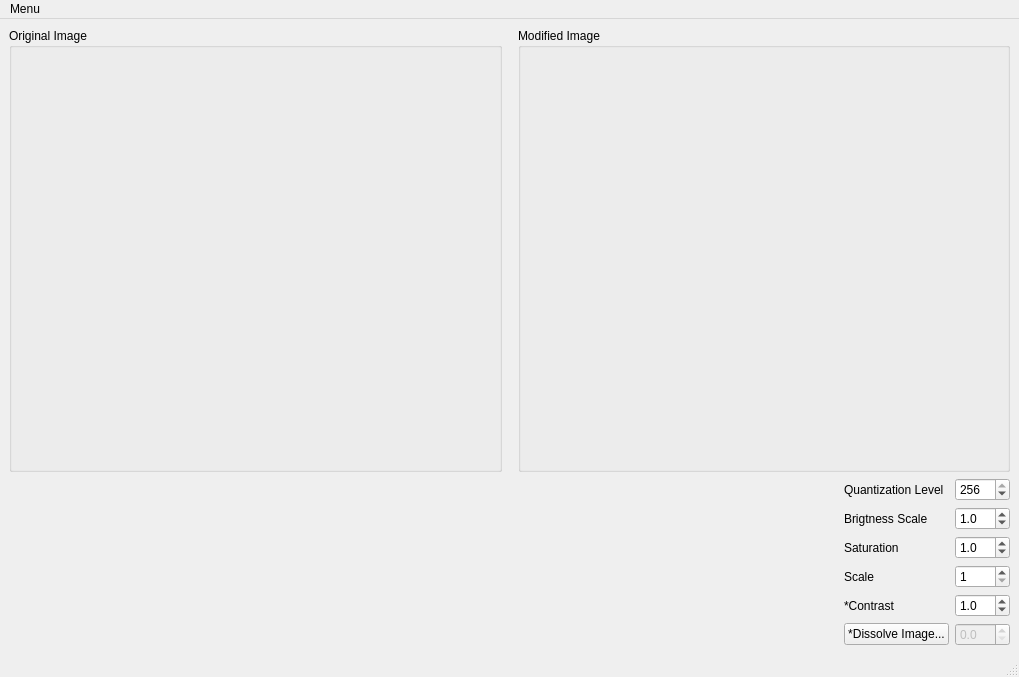
Above: a1/MainWindow.ui from yunuscanemre/cpsc453 before the change. Below: the same form after it.
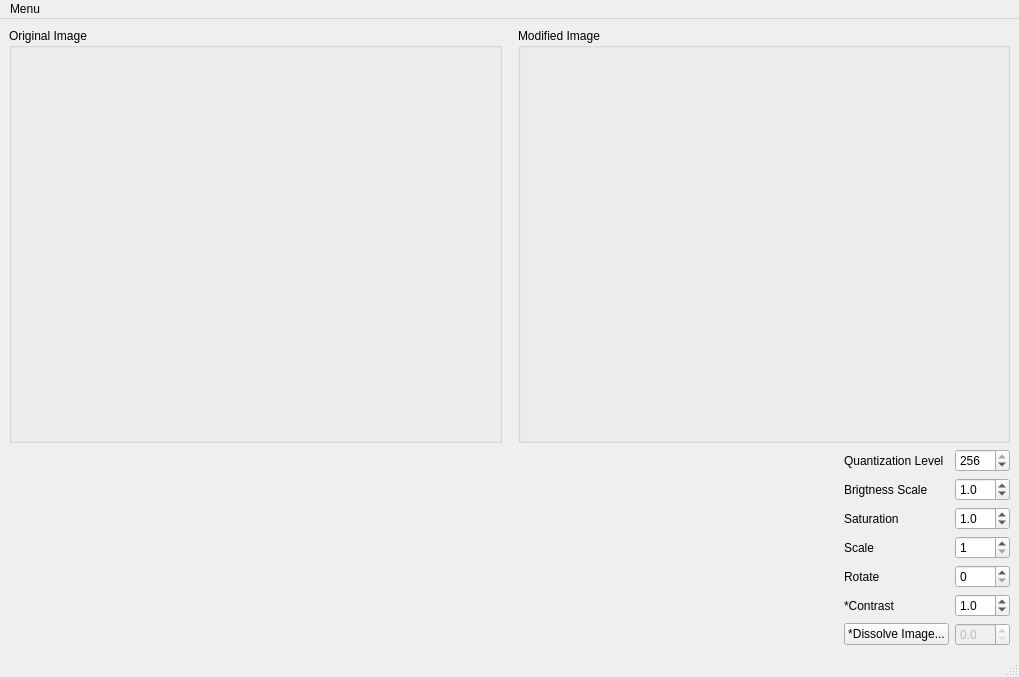
That is the form after the change.

Commit message: scale works(correctly?), rotation wip

Patch:
```diff
--- a/a1/MainWindow.ui
+++ b/a1/MainWindow.ui
@@ -52,9 +52,7 @@
         </property>
         <layout class="QVBoxLayout" name="verticalLayout_2">
          <item>
-          <widget class="QWidget" name="modImgContainerWidget" native="true">
-           <zorder></zorder>
-          </widget>
+          <widget class="QWidget" name="modImgContainerWidget" native="true"/>
          </item>
         </layout>
        </widget>
@@ -118,7 +116,7 @@
         </property>
        </widget>
       </item>
-      <item row="5" column="1">
+      <item row="6" column="1">
        <widget class="QPushButton" name="dissolveSelect">
         <property name="text">
          <string>*Dissolve Image...</string>
@@ -132,7 +130,7 @@
         </property>
        </widget>
       </item>
-      <item row="5" column="2">
+      <item row="6" column="2">
        <widget class="QDoubleSpinBox" name="dissolveEntry">
         <property name="enabled">
          <bool>false</bool>
@@ -151,14 +149,14 @@
         </property>
        </widget>
       </item>
-      <item row="4" column="1">
+      <item row="5" column="1">
        <widget class="QLabel" name="label_4">
         <property name="text">
          <string>*Contrast</string>
         </property>
        </widget>
       </item>
-      <item row="4" column="2">
+      <item row="5" column="2">
        <widget class="QDoubleSpinBox" name="contrastEntry">
         <property name="keyboardTracking">
          <bool>false</bool>
@@ -202,7 +200,7 @@
         </property>
        </widget>
       </item>
-      <item row="4" column="0">
+      <item row="5" column="0">
        <spacer name="horizontalSpacer_5">
         <property name="orientation">
          <enum>Qt::Horizontal</enum>
@@ -287,6 +285,39 @@
         </property>
        </spacer>
       </item>
+      <item row="4" column="2">
+       <widget class="QSpinBox" name="rotationEntry">
+        <property name="keyboardTracking">
+         <bool>false</bool>
+        </property>
+        <property name="maximum">
+         <number>360</number>
+        </property>
+        <property name="singleStep">
+         <number>5</number>
+        </property>
+       </widget>
+      </item>
+      <item row="4" column="1">
+       <widget class="QLabel" name="label_6">
+        <property name="text">
+         <string>Rotate</string>
+        </property>
+       </widget>
+      </item>
+      <item row="4" column="0">
+       <spacer name="horizontalSpacer_7">
+        <property name="orientation">
+         <enum>Qt::Horizontal</enum>
+        </property>
+        <property name="sizeHint" stdset="0">
+         <size>
+          <width>40</width>
+          <height>20</height>
+         </size>
+        </property>
+       </spacer>
+      </item>
      </layout>
     </item>
    </layout>
```
The commit also changes 7 other files.
